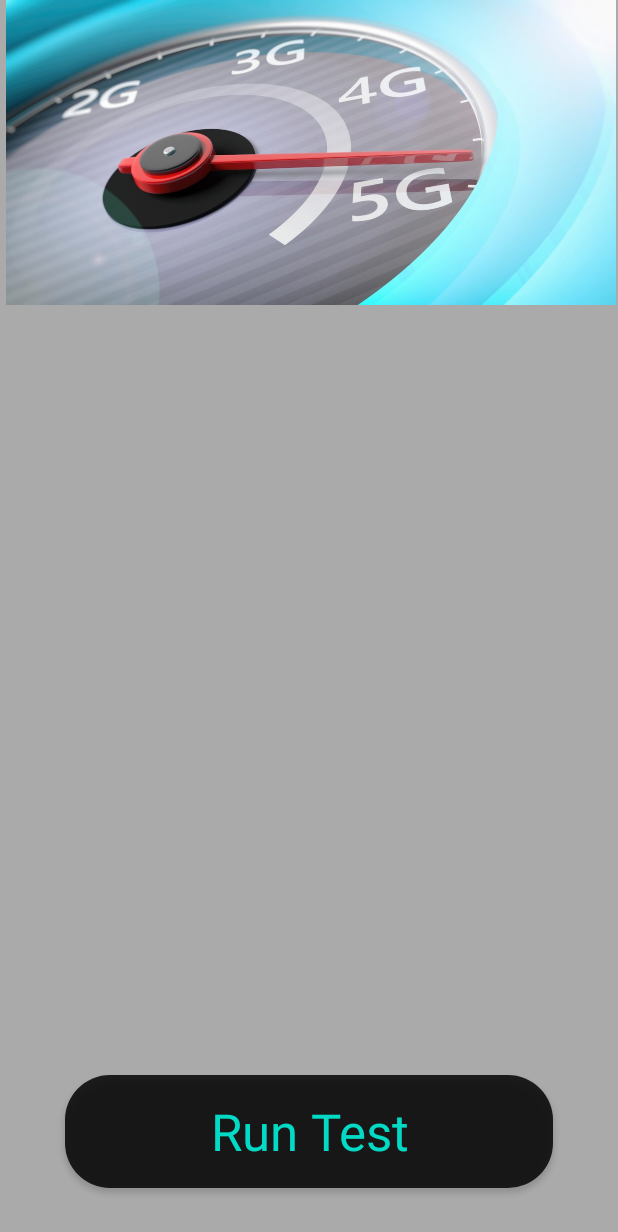
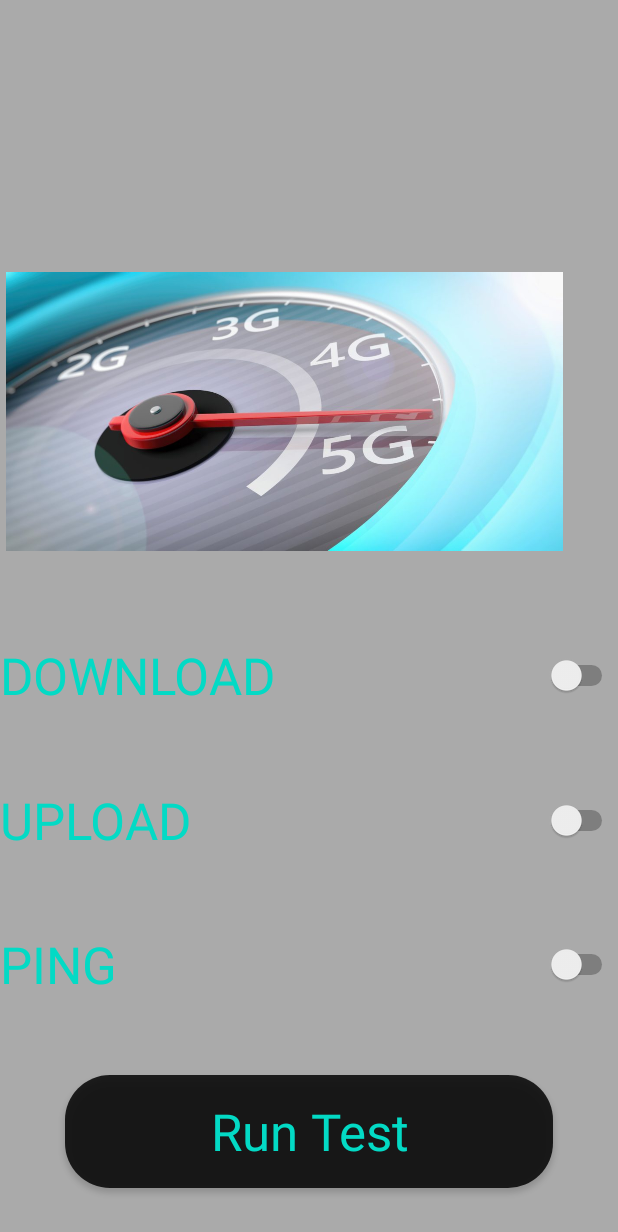
Before and after one commit to piotrrosinski77/Network-Analyzer-Android, an Android app: the screen it shows after launch (MainActivity), on a phone screen of 412 x 824 dp. Shown: the top 1232 px of the screen. Run offline under Robolectric (Android 15) with nearby library versions, the phone set to English and light mode, and no system bars; our stand-ins replace navigation-ui.

Commit message:
Commit 3 - Umożliwienie użytkownikowi wyboru parametrów wykonywanego testu połączenia (Switch: DOWNLOAD, UPLOAD, PING).

```diff
--- a/app/src/main/res/layout/activity_main.xml
+++ b/app/src/main/res/layout/activity_main.xml
@@ -5,15 +5,14 @@
     android:id="@+id/coordinatorLayout"
     android:layout_width="match_parent"
     android:layout_height="match_parent"
+    android:background="@android:color/darker_gray"
     android:orientation="vertical"
-    android:background="@android:color/darker_gray"
     tools:context=".MainActivity">
 
 
-
-<Button
+    <Button
+        android:id="@+id/btnTest"
         style="@style/Widget.AppCompat.Button"
-        android:id="@+id/btnTest"
         android:layout_width="325dp"
         android:layout_height="75dp"
         android:layout_marginBottom="32dp"
@@ -34,14 +33,63 @@
         app:rippleColor="@color/black"
         app:strokeColor="@color/black" />
 
+    <Switch
+        android:id="@+id/switch5"
+        android:layout_width="0dp"
+        android:layout_height="wrap_content"
+        android:text="DOWNLOAD"
+        android:textColor="@color/teal_200"
+        android:textOff="OFF"
+        android:textOn="TEST"
+        android:textSize="34sp"
+        app:layout_constraintBottom_toTopOf="@+id/switch6"
+        app:layout_constraintEnd_toEndOf="parent"
+        app:layout_constraintHorizontal_bias="0.5"
+        app:layout_constraintStart_toStartOf="parent"
+        app:layout_constraintTop_toBottomOf="@+id/imageView6" />
+
+    <Switch
+        android:id="@+id/switch6"
+        android:layout_width="0dp"
+        android:layout_height="wrap_content"
+        android:text="UPLOAD"
+        android:textColor="@color/teal_200"
+        android:textOff="OFF"
+        android:textOn="TEST"
+        android:textSize="34sp"
+        app:layout_constraintBottom_toTopOf="@+id/switch7"
+        app:layout_constraintEnd_toEndOf="parent"
+        app:layout_constraintHorizontal_bias="0.5"
+        app:layout_constraintStart_toStartOf="parent"
+        app:layout_constraintTop_toBottomOf="@+id/switch5" />
+
+    <Switch
+        android:id="@+id/switch7"
+        android:layout_width="0dp"
+        android:layout_height="wrap_content"
+        android:text="PING"
+        android:textColor="@color/teal_200"
+        android:textOff="OFF"
+        android:textOn="TEST"
+        android:textSize="34sp"
+        app:layout_constraintBottom_toTopOf="@+id/btnTest"
+        app:layout_constraintEnd_toEndOf="parent"
+        app:layout_constraintHorizontal_bias="0.5"
+        app:layout_constraintStart_toStartOf="parent"
+        app:layout_constraintTop_toBottomOf="@+id/switch6" />
+
     <ImageView
         android:id="@+id/imageView6"
-        android:layout_width="415dp"
+        android:layout_width="371dp"
         android:layout_height="203dp"
+        android:layout_marginStart="1dp"
+        android:layout_marginEnd="1dp"
+        android:layout_marginBottom="448dp"
         android:contentDescription="@string/todo"
+        app:layout_constraintBottom_toBottomOf="parent"
         app:layout_constraintEnd_toEndOf="parent"
+        app:layout_constraintHorizontal_bias="0.076"
         app:layout_constraintStart_toStartOf="parent"
-        app:layout_constraintTop_toTopOf="parent"
         app:srcCompat="@drawable/img"
         tools:ignore="MissingConstraints" />
 
```
